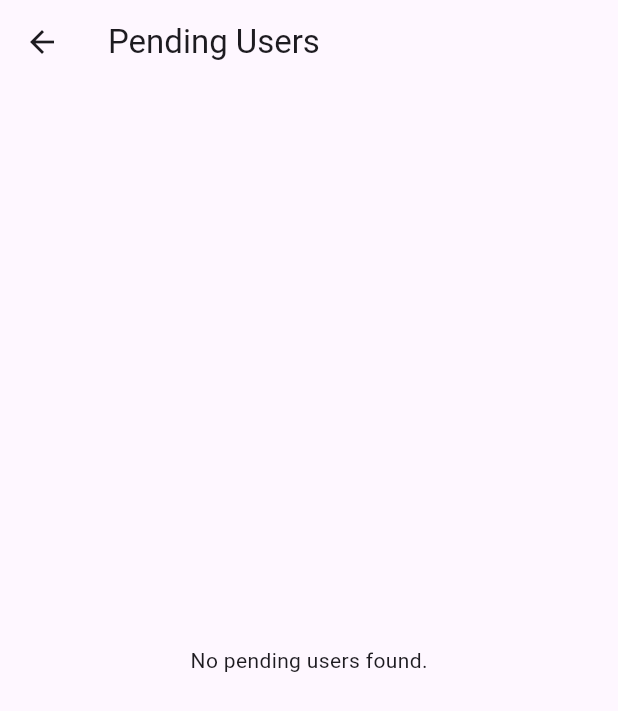
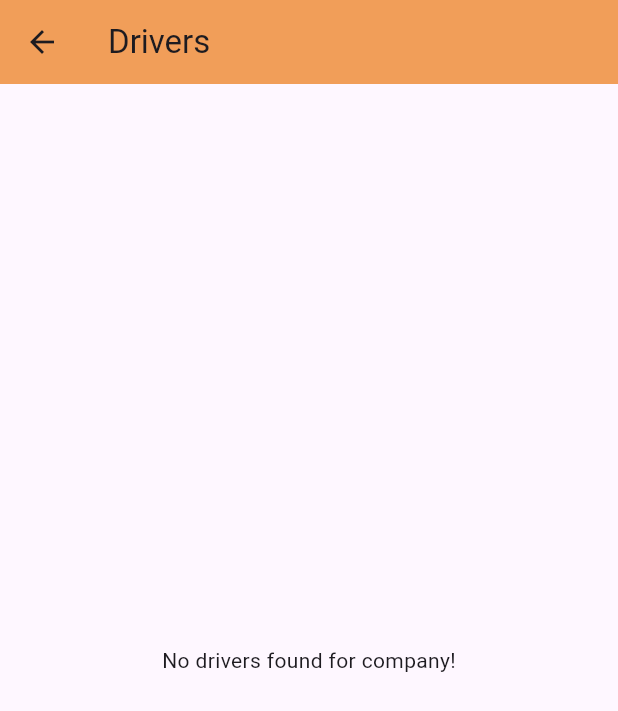
Before and after one commit to mfortelnyy/truckproFlutter, a Flutter app: the PendingUsersView screen opened directly with empty values, on a phone screen of 412 x 824 dp. Shown: the top 711 px of the screen. Run offline on Flutter 3.47's test engine with Material 3 defaults, Android fonts, the phone set to English and light mode, and no system bars; our stand-ins replace file_picker, jwt_decoder.

Commit message:
Update pending_users_view.dart

```diff
--- a/truckpro/lib/views/pending_users_view.dart
+++ b/truckpro/lib/views/pending_users_view.dart
@@ -1,47 +1,72 @@
 import 'package:flutter/material.dart';
-import '../models/pending_user.dart';
+import 'package:truckpro/models/pending_user.dart';
+import '../utils/admin_api_service.dart';
+import 'logs_view.dart';
 
 class PendingUsersView extends StatelessWidget {
-  final List<PendingUser> pendingUsers;
 
-  const PendingUsersView({super.key, required this.pendingUsers});
+  final Future<List<PendingUser>> pendingUsersFuture;
+  final String token;
+
+  const PendingUsersView({
+    super.key,
+    required this.pendingUsersFuture,
+    required this.token,
+  });
 
   @override
   Widget build(BuildContext context) {
     return Scaffold(
-      appBar: AppBar(
-        title: const Text('Pending Users'),
-      ),
-      body: Padding(
-        padding: const EdgeInsets.all(16.0),
-        child: pendingUsers.isNotEmpty
-            ? ListView.builder(
+      appBar: AppBar(title: const Text('Drivers'), backgroundColor: Color.fromARGB(255, 241, 158, 89),),
+      body: FutureBuilder<List<PendingUser>>(
+        future: pendingUsersFuture,
+        builder: (context, snapshot) {
+          if (snapshot.connectionState == ConnectionState.waiting) {
+            return const Center(child: CircularProgressIndicator());
+          } else if (snapshot.hasError) {
+            return Center(child: Text('Error: ${snapshot.error}'));
+          } else if (!snapshot.hasData || snapshot.data!.isEmpty) {
+            return Center(child: Text('No drivers found for company!'));
+          } else {
+            final pendingUsers = snapshot.data!;
+            return ListView.builder(
               itemCount: pendingUsers.length,
               itemBuilder: (context, index) {
-                  final pendingUser = pendingUsers[index];
+                var pUser = pendingUsers[index];
                 return Card(
-                    margin: const EdgeInsets.symmetric(vertical: 8.0),
+                  margin: const EdgeInsets.symmetric(horizontal: 16, vertical: 8),
+                  elevation: 4,
                   child: ListTile(
-                      title: Text(pendingUser.email),
+                    title: Text('User with id: ${pUser.id}'),
                     subtitle: Column(
                       crossAxisAlignment: CrossAxisAlignment.start,
                       children: [
-                          Text('Created: ${pendingUser.createdDate.toLocal()}'),
-                          Text('Company ID: ${pendingUser.companyId}'),
-                          Text('Invitation Sent: ${pendingUser.invitationSent ? "Yes" : "No"}'),
+                        Text('Email: ${pUser.email}'),
+                        Text('Date Created: ${pUser.createdDate}'),
+                        Text('Company Id: ${pUser.companyId}'),
+                        Text('Invitation Sent: ${pUser.invitationSent ? "Yes" : "No"}'),
                       ],
                     ),
-                      trailing: pendingUser.invitationSent
-                          ? const Icon(Icons.check_circle, color: Colors.green)
-                          : const Icon(Icons.error, color: Colors.red),
                   ),
                 );
               },
-              )
-            : const Center(
-                child: Text('No pending users found.'),
-              ),
+            );
+          }
+        },
       ),
     );
   }
 }
+
+roleToString(int role) {
+  switch (role) {
+    case 0:
+      return "Admin";
+    case 1:
+      return "Manager";
+    case 2:
+      return "Driver";
+    default:
+      return "default";
+  }
+}
```
Lines whose indentation alone changed are shown as unchanged.
